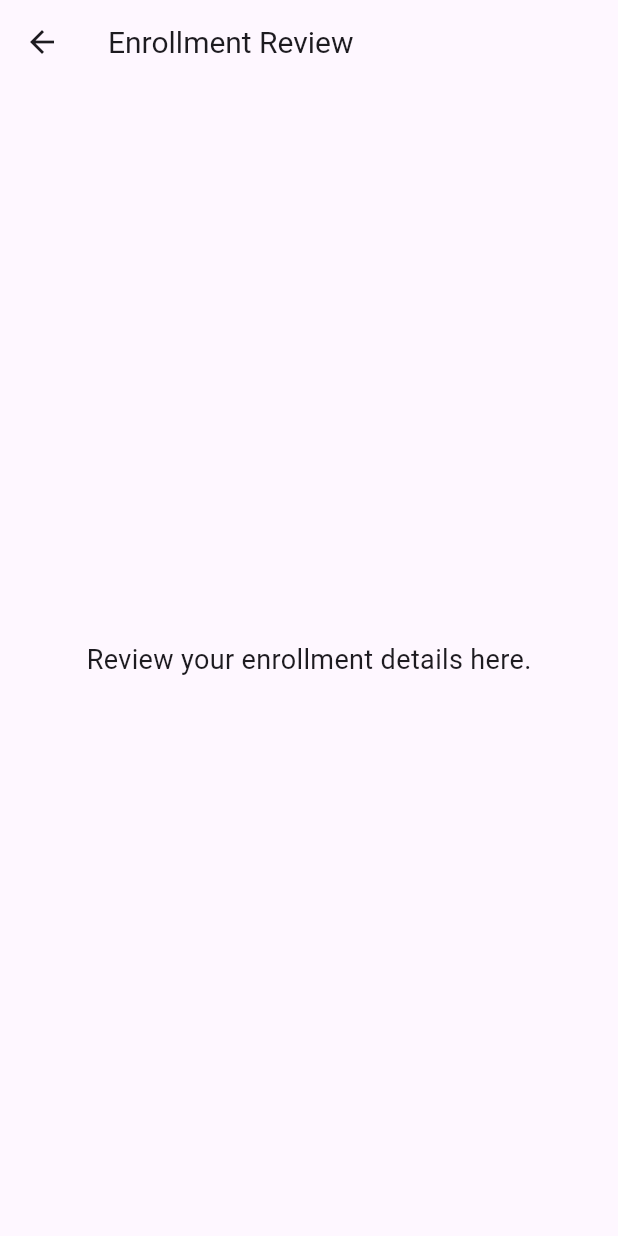
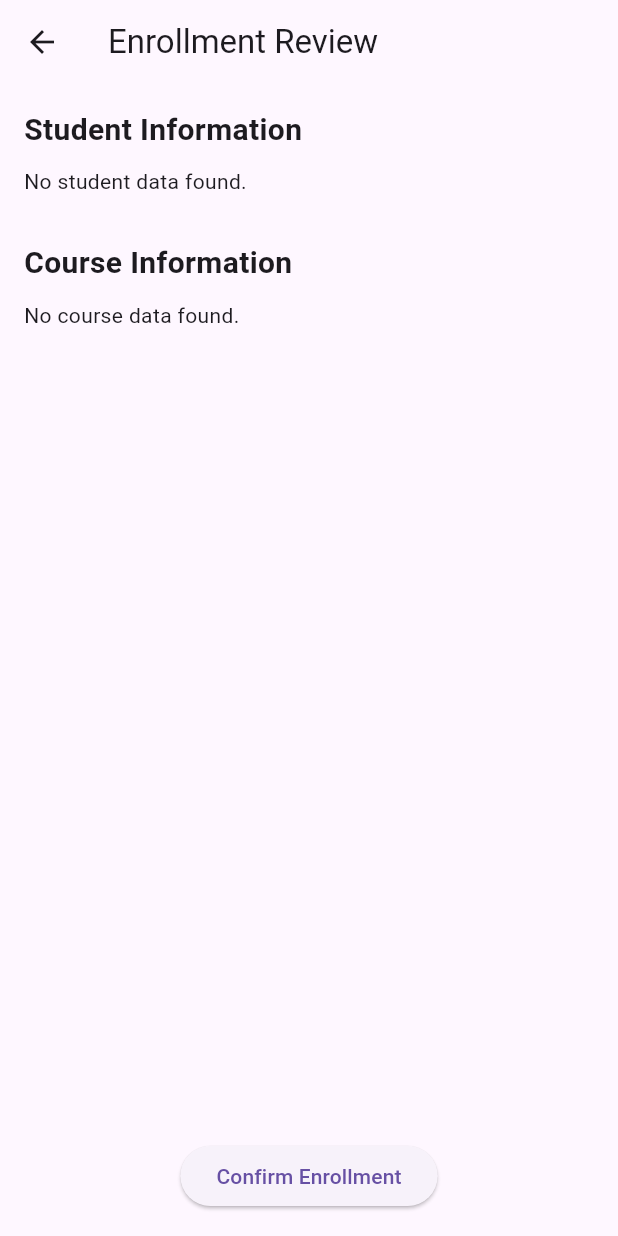
Before and after one commit to RobertAve1727/MobileDev_FlutterProject_Midterms, a Flutter app: the EnrollmentReview screen opened directly, on a phone screen of 412 x 824 dp. Run offline on Flutter 3.47's test engine with Material 3 defaults, Android fonts, the phone set to English and light mode, and no system bars.

Commit message:
feat: enhance course selection and enrollment review with state management and validation

```diff
--- a/flutter_application_midterms/lib/course/inputs.dart
+++ b/flutter_application_midterms/lib/course/inputs.dart
@@ -65,8 +65,9 @@ class Inputs extends StatelessWidget {
             validator: (value) {
               if (value == null || value.isEmpty) {
                 return 'This field cannot be empty';
-              } else if (!value.contains('@')) {
-                return 'Enter a valid email';
+              }
+              if (label3 == 'Email' && !value.contains('@')) {
+                return 'Please enter a valid email address';
               }
               return null;
             },
--- a/flutter_application_midterms/lib/enrollment/enrollmentReview.dart
+++ b/flutter_application_midterms/lib/enrollment/enrollmentReview.dart
@@ -1,27 +1,76 @@
 import 'package:flutter/material.dart';
+import 'package:provider/provider.dart';
+import 'package:flutter_application_midterms/provider/enrollmentState.dart';
 
-class EnrollmentReview extends StatefulWidget {
+class EnrollmentReview extends StatelessWidget {
   const EnrollmentReview({super.key});
 
   @override
-  State<EnrollmentReview> createState() => EnrollmentReviewState();
-}
+  Widget build(BuildContext context) {
+    // Access provider values (listen: true to update UI if data changes)
+    final enrollment = Provider.of<EnrollmentState>(context);
 
-class EnrollmentReviewState extends State<EnrollmentReview> {
-  @override
-  Widget build(BuildContext context) {
+    final student = enrollment.student;
+    final course = enrollment.course;
+
     return Scaffold(
-      appBar: AppBar(
-        title: Text(
-          "Enrollment Review",
-          style: TextStyle(fontSize: 20),
-          textAlign: TextAlign.center,
-        ),
-      ),
-      body: Center(
-        child: Text(
-          "Review your enrollment details here.",
-          style: TextStyle(fontSize: 18),
+      appBar: AppBar(title: const Text("Enrollment Review")),
+      body: Padding(
+        padding: const EdgeInsets.all(16.0),
+        child: Column(
+          crossAxisAlignment: CrossAxisAlignment.start,
+          children: [
+            const Text(
+              "Student Information",
+              style: TextStyle(fontSize: 20, fontWeight: FontWeight.bold),
+            ),
+            const SizedBox(height: 10),
+
+            student == null
+                ? const Text("No student data found.")
+                : Column(
+                    crossAxisAlignment: CrossAxisAlignment.start,
+                    children: [
+                      Text("First Name: ${student.firstName}"),
+                      Text("Last Name: ${student.lastName}"),
+                      Text("Email: ${student.email}"),
+                      Text("Student ID: ${student.studentID}"),
+                    ],
+                  ),
+
+            const SizedBox(height: 30),
+
+            const Text(
+              "Course Information",
+              style: TextStyle(fontSize: 20, fontWeight: FontWeight.bold),
+            ),
+            const SizedBox(height: 10),
+
+            course == null
+                ? const Text("No course data found.")
+                : Column(
+                    crossAxisAlignment: CrossAxisAlignment.start,
+                    children: [
+                      Text("Course Code: ${course.id}"),
+                      Text("Course Title: ${course.name}"),
+                      Text("Credits: ${course.credits}"),
+                      Text("Instructor: ${course.instructor}"),
+                    ],
+                  ),
+
+            const Spacer(),
+
+            Center(
+              child: ElevatedButton(
+                onPressed: () {
+                  ScaffoldMessenger.of(context).showSnackBar(
+                    const SnackBar(content: Text("Enrollment Submitted!")),
+                  );
+                },
+                child: const Text("Confirm Enrollment"),
+              ),
+            ),
+          ],
         ),
       ),
     );
```
Also changed, not shown: flutter_application_midterms/lib/course/courseSelection.dart (+18 -5 lines), flutter_application_midterms/lib/main.dart (+7 -1 lines), flutter_application_midterms/lib/student/studentInfo.dart (+11 -4 lines).
